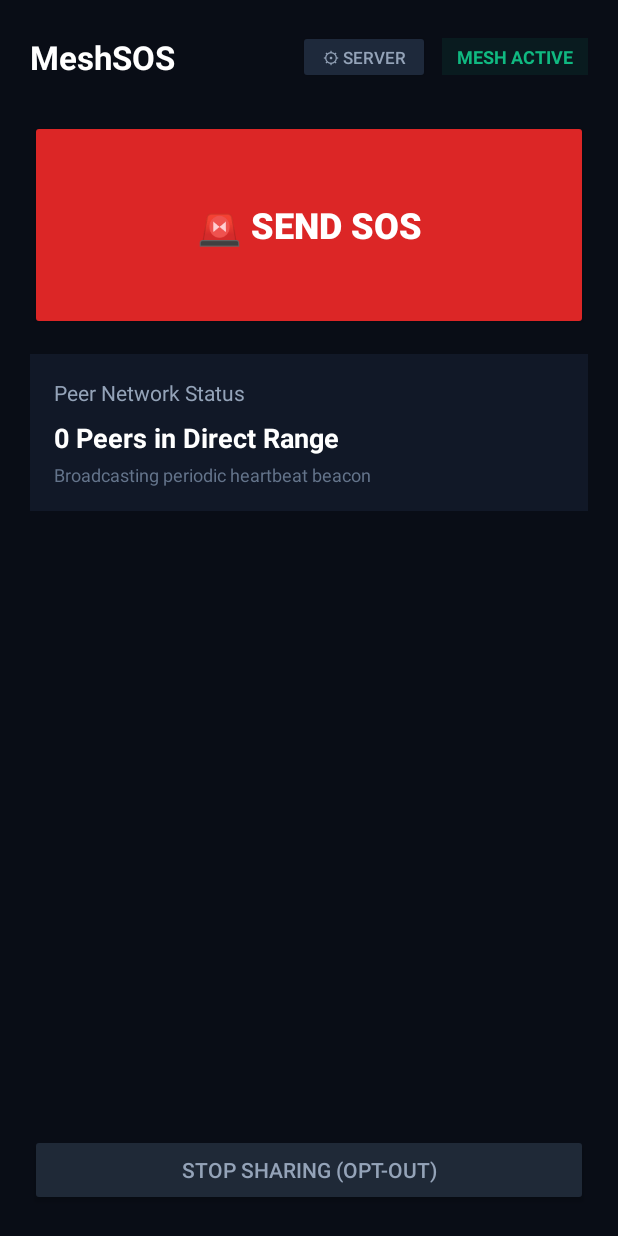
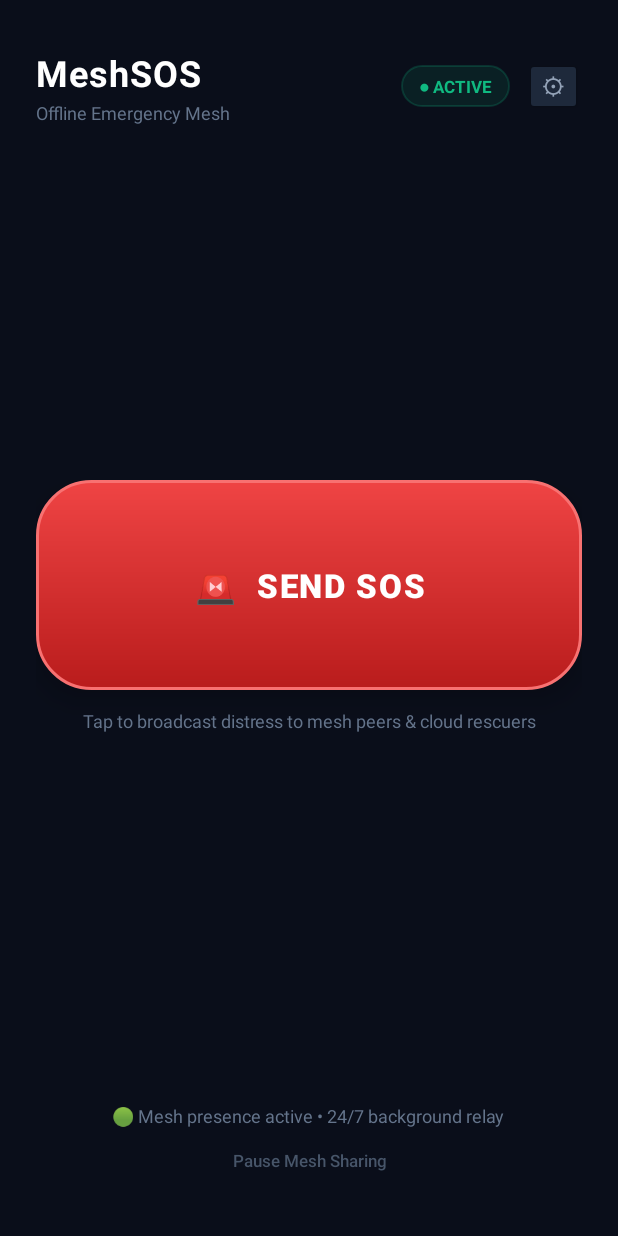
Before and after one commit to Rajojha-1/meshSOS, an Android app: the screen it shows after launch (MainActivity), on a phone screen of 412 x 824 dp. Run offline under Robolectric (Android 15) with nearby library versions, the light colour scheme and no system bars.

Commit message:
Modernize UI: Sleek emergency SOS and Safe button design, clean minimal layout

```diff
--- a/android/app/src/main/java/org/meshsos/MainActivity.kt
+++ b/android/app/src/main/java/org/meshsos/MainActivity.kt
@@ -88,7 +88,7 @@ class MainActivity : AppCompatActivity() {
         btnOkNow.visibility = View.VISIBLE
         btnSos.text = "🚨 SOS ACTIVE - DISPATCHED"
         btnSos.isEnabled = false
-        tvStatusBadge.text = "DISTRESS ACTIVE"
+        tvStatusBadge.text = "● DISTRESS"
         tvStatusBadge.setTextColor(0xFFEF4444.toInt())
 
         Toast.makeText(this, "Emergency SOS broadcast to mesh & gateway!", Toast.LENGTH_LONG).show()
@@ -106,9 +106,9 @@ class MainActivity : AppCompatActivity() {
 
         // Cancel SOS state
         btnOkNow.visibility = View.GONE
-        btnSos.text = "🚨 SEND SOS"
+        btnSos.text = "🚨  SEND SOS"
         btnSos.isEnabled = true
-        tvStatusBadge.text = "MESH ACTIVE"
+        tvStatusBadge.text = "● ACTIVE"
         tvStatusBadge.setTextColor(0xFF10B981.toInt())
 
         Toast.makeText(this, "SOS Cancelled: OK_NOW broadcast to rescuers", Toast.LENGTH_LONG).show()
--- /dev/null
+++ b/android/app/src/main/res/drawable/bg_safe_button.xml
@@ -0,0 +1,16 @@
+<?xml version="1.0" encoding="utf-8"?>
+<ripple xmlns:android="http://schemas.android.com/apk/res/android"
+    android:color="#6EE7B7">
+    <item>
+        <shape android:shape="rectangle">
+            <gradient
+                android:startColor="#10B981"
+                android:endColor="#047857"
+                android:angle="270" />
+            <corners android:radius="28dp" />
+            <stroke
+                android:width="1.5dp"
+                android:color="#34D399" />
+        </shape>
+    </item>
+</ripple>
--- /dev/null
+++ b/android/app/src/main/res/drawable/bg_sos_button.xml
@@ -0,0 +1,16 @@
+<?xml version="1.0" encoding="utf-8"?>
+<ripple xmlns:android="http://schemas.android.com/apk/res/android"
+    android:color="#FF7878">
+    <item>
+        <shape android:shape="rectangle">
+            <gradient
+                android:startColor="#EF4444"
+                android:endColor="#B91C1C"
+                android:angle="270" />
+            <corners android:radius="36dp" />
+            <stroke
+                android:width="2dp"
+                android:color="#F87171" />
+        </shape>
+    </item>
+</ripple>
--- /dev/null
+++ b/android/app/src/main/res/drawable/bg_status_pill.xml
@@ -0,0 +1,9 @@
+<?xml version="1.0" encoding="utf-8"?>
+<shape xmlns:android="http://schemas.android.com/apk/res/android"
+    android:shape="rectangle">
+    <solid android:color="#1A10B981" />
+    <corners android:radius="20dp" />
+    <stroke
+        android:width="1dp"
+        android:color="#3310B981" />
+</shape>
--- a/android/app/src/main/res/layout/activity_main.xml
+++ b/android/app/src/main/res/layout/activity_main.xml
@@ -3,123 +3,151 @@
     android:layout_width="match_parent"
     android:layout_height="match_parent"
     android:orientation="vertical"
-    android:padding="20dp"
-    android:background="#090D16">
+    android:padding="24dp"
+    android:background="#0A0E1A">
 
-    <!-- Top Status Bar -->
+    <!-- Top Minimal Header -->
     <LinearLayout
         android:layout_width="match_parent"
         android:layout_height="wrap_content"
         android:orientation="horizontal"
         android:gravity="center_vertical"
-        android:layout_marginBottom="24dp">
+        android:layout_marginTop="8dp"
+        android:layout_marginBottom="32dp">
 
-        <TextView
+        <LinearLayout
             android:layout_width="0dp"
             android:layout_height="wrap_content"
             android:layout_weight="1"
-            android:text="MeshSOS"
-            android:textColor="#FFFFFF"
-            android:textSize="22sp"
-            android:textStyle="bold" />
+            android:orientation="vertical">
 
-        <Button
-            android:id="@+id/btn_server_settings"
-            android:layout_width="wrap_content"
-            android:layout_height="36dp"
-            android:text="⚙ Server"
-            android:textColor="#94A3B8"
-            android:backgroundTint="#1E293B"
-            android:textSize="11sp"
-            android:layout_marginEnd="8dp" />
+            <TextView
+                android:layout_width="wrap_content"
+                android:layout_height="wrap_content"
+                android:text="MeshSOS"
+                android:textColor="#FFFFFF"
+                android:textSize="24sp"
+                android:textStyle="bold"
+                android:letterSpacing="0.03" />
+
+            <TextView
+                android:layout_width="wrap_content"
+                android:layout_height="wrap_content"
+                android:text="Offline Emergency Mesh"
+                android:textColor="#64748B"
+                android:textSize="12sp"
+                android:layout_marginTop="2dp" />
+        </LinearLayout>
 
         <TextView
             android:id="@+id/tv_status_badge"
             android:layout_width="wrap_content"
             android:layout_height="wrap_content"
-            android:text="MESH ACTIVE"
+            android:text="● ACTIVE"
             android:textColor="#10B981"
-            android:background="#1510B981"
-            android:paddingHorizontal="10dp"
-            android:paddingVertical="4dp"
-            android:textSize="12sp"
-            android:textStyle="bold" />
+            android:background="@drawable/bg_status_pill"
+            android:paddingHorizontal="12dp"
+            android:paddingVertical="6dp"
+            android:textSize="11sp"
+            android:textStyle="bold"
+            android:layout_marginEnd="10dp" />
+
+        <Button
+            android:id="@+id/btn_server_settings"
+            android:layout_width="38dp"
+            android:layout_height="38dp"
+            android:text="⚙"
+            android:textColor="#94A3B8"
+            android:backgroundTint="#1E293B"
+            android:textSize="16sp"
+            android:padding="0dp" />
     </LinearLayout>
 
-    <!-- Emergency SOS Big Button -->
-    <Button
-        android:id="@+id/btn_sos"
+    <!-- Top Spacer to Center the Action Buttons -->
+    <View
         android:layout_width="match_parent"
-        android:layout_height="140dp"
-        android:text="🚨 SEND SOS"
-        android:textColor="#FFFFFF"
-        android:textSize="24sp"
-        android:textStyle="bold"
-        android:backgroundTint="#DC2626"
-        android:layout_marginBottom="16dp" />
+        android:layout_height="0dp"
+        android:layout_weight="1" />
 
-    <!-- "I'm OK now" Button (Visible only after SOS is triggered) -->
-    <Button
-        android:id="@+id/btn_ok_now"
-        android:layout_width="match_parent"
-        android:layout_height="60dp"
-        android:text="✅ I'M OK NOW (Cancel SOS)"
-        android:textColor="#FFFFFF"
-        android:textSize="16sp"
-        android:textStyle="bold"
-        android:backgroundTint="#059669"
-        android:visibility="gone"
-        android:layout_marginBottom="20dp" />
-
-    <!-- Peer Mesh Info Card -->
+    <!-- Core Lifesaving Actions -->
     <LinearLayout
         android:layout_width="match_parent"
         android:layout_height="wrap_content"
         android:orientation="vertical"
-        android:background="#111827"
-        android:padding="16dp"
-        android:layout_marginBottom="16dp">
+        android:gravity="center_horizontal">
+
+        <!-- Big Hero SOS Button -->
+        <androidx.appcompat.widget.AppCompatButton
+            android:id="@+id/btn_sos"
+            android:layout_width="match_parent"
+            android:layout_height="140dp"
+            android:text="🚨  SEND SOS"
+            android:textColor="#FFFFFF"
+            android:textSize="22sp"
+            android:textStyle="bold"
+            android:letterSpacing="0.05"
+            android:background="@drawable/bg_sos_button"
+            android:elevation="10dp"
+            android:stateListAnimator="@null" />
 
         <TextView
             android:layout_width="wrap_content"
             android:layout_height="wrap_content"
-            android:text="Peer Network Status"
-            android:textColor="#94A3B8"
-            android:textSize="14sp"
-            android:layout_marginBottom="8dp" />
+            android:text="Tap to broadcast distress to mesh peers &amp; cloud rescuers"
+            android:textColor="#64748B"
+            android:textSize="12sp"
+            android:layout_marginTop="12dp"
+            android:gravity="center" />
+
+        <!-- "I AM SAFE" Button (Appears when SOS is triggered) -->
+        <androidx.appcompat.widget.AppCompatButton
+            android:id="@+id/btn_ok_now"
+            android:layout_width="match_parent"
+            android:layout_height="62dp"
+            android:text="✅  I AM SAFE (CANCEL SOS)"
+            android:textColor="#FFFFFF"
+            android:textSize="15sp"
+            android:textStyle="bold"
+            android:letterSpacing="0.03"
+            android:background="@drawable/bg_safe_button"
+            android:elevation="6dp"
+            android:visibility="gone"
+            android:layout_marginTop="20dp"
+            android:stateListAnimator="@null" />
+    </LinearLayout>
+
+    <!-- Bottom Spacer -->
+    <View
+        android:layout_width="match_parent"
+        android:layout_height="0dp"
+        android:layout_weight="1.2" />
+
+    <!-- Minimal Bottom Footer -->
+    <LinearLayout
+        android:layout_width="match_parent"
+        android:layout_height="wrap_content"
+        android:orientation="vertical"
+        android:gravity="center_horizontal"
+        android:layout_marginBottom="8dp">
 
         <TextView
             android:id="@+id/tv_peers_count"
             android:layout_width="wrap_content"
             android:layout_height="wrap_content"
-            android:text="0 Peers in Direct Range"
-            android:textColor="#FFFFFF"
-            android:textSize="18sp"
-            android:textStyle="bold" />
+            android:text="🟢 Mesh presence active • 24/7 background relay"
+            android:textColor="#64748B"
+            android:textSize="12sp" />
 
-        <TextView
-            android:id="@+id/tv_last_seen"
+        <Button
+            android:id="@+id/btn_stop_sharing"
             android:layout_width="wrap_content"
-            android:layout_height="wrap_content"
-            android:text="Broadcasting periodic heartbeat beacon"
-            android:textColor="#64748B"
-            android:textSize="12sp"
+            android:layout_height="36dp"
+            android:text="Pause Mesh Sharing"
+            android:textColor="#475569"
+            android:background="?android:attr/selectableItemBackground"
+            android:textSize="11sp"
+            android:textAllCaps="false"
             android:layout_marginTop="4dp" />
     </LinearLayout>
 
-    <!-- Spacer to push Stop Sharing to bottom -->
-    <View
-        android:layout_width="match_parent"
-        android:layout_height="0dp"
-        android:layout_weight="1" />
-
-    <!-- Stop Sharing Button -->
-    <Button
-        android:id="@+id/btn_stop_sharing"
-        android:layout_width="match_parent"
-        android:layout_height="wrap_content"
-        android:text="Stop Sharing (Opt-Out)"
-        android:textColor="#94A3B8"
-        android:backgroundTint="#1F2937"
-        android:layout_marginTop="16dp" />
 </LinearLayout>
```
